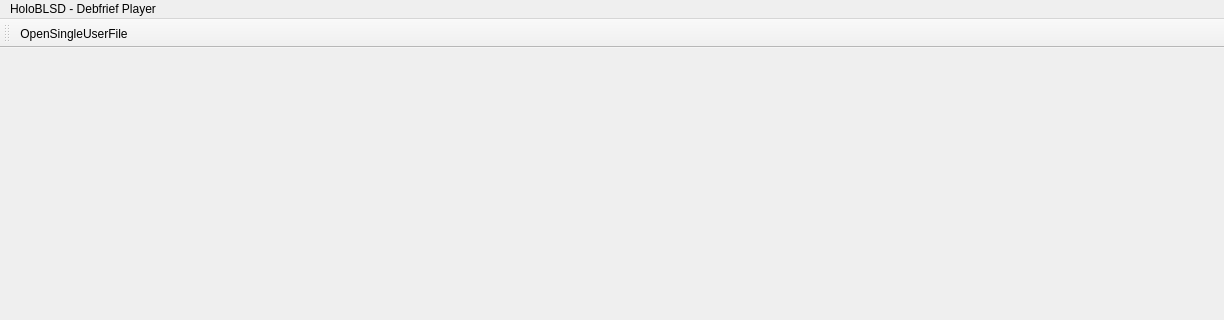
First picture: the form in HoloBLSD-DebriefTool/V2/HoloBLSD-DebriefVideoPlayer/mainwindow.ui, repository PlayDifferent90/HoloBLSD-Player, before the edit; both pictures show x 0 to 1224 and y 0 to 320 of the 1224 by 722 pixel window.
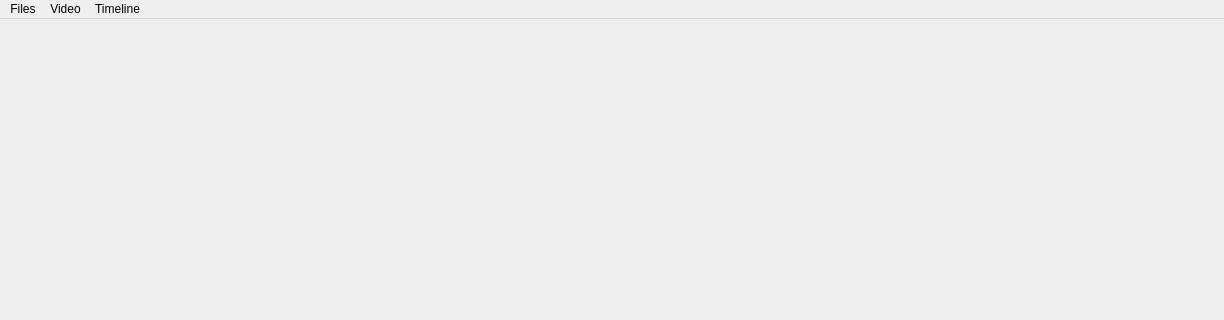
Second picture: the form after the edit.

Commit message: Menu created

```diff
--- a/HoloBLSD-DebriefTool/V2/HoloBLSD-DebriefVideoPlayer/mainwindow.ui
+++ b/HoloBLSD-DebriefTool/V2/HoloBLSD-DebriefVideoPlayer/mainwindow.ui
@@ -25,34 +25,38 @@
      <height>21</height>
     </rect>
    </property>
-   <widget class="QMenu" name="menuHoloBLSD_Debfrief_Player">
+   <widget class="QMenu" name="Files">
     <property name="title">
-     <string>HoloBLSD - Debfrief Player</string>
+     <string>Files</string>
     </property>
    </widget>
-   <addaction name="menuHoloBLSD_Debfrief_Player"/>
+   <widget class="QMenu" name="menuVideo">
+    <property name="title">
+     <string>Video</string>
+    </property>
+    <addaction name="actionPlay"/>
+    <addaction name="actionPause"/>
+    <addaction name="actionStop"/>
+    <addaction name="separator"/>
+    <addaction name="actionVolume_Down"/>
+    <addaction name="actionVolume_Up"/>
+    <addaction name="actionVolume_Mute"/>
+   </widget>
+   <widget class="QMenu" name="menuTimeline">
+    <property name="title">
+     <string>Timeline</string>
+    </property>
+    <addaction name="actionZoomIn"/>
+    <addaction name="actionZoomOut"/>
+   </widget>
+   <addaction name="Files"/>
+   <addaction name="menuVideo"/>
+   <addaction name="menuTimeline"/>
   </widget>
   <widget class="QStatusBar" name="statusbar"/>
-  <widget class="QToolBar" name="toolBar">
-   <property name="windowTitle">
-    <string>toolBar</string>
-   </property>
-   <attribute name="toolBarArea">
-    <enum>TopToolBarArea</enum>
-   </attribute>
-   <attribute name="toolBarBreak">
-    <bool>false</bool>
-   </attribute>
-   <addaction name="actionOpenSingleUserFile"/>
-  </widget>
-  <action name="actionOpenVideo">
-   <property name="text">
-    <string>OpenVideo</string>
-   </property>
-  </action>
   <action name="actionOpenSingleUserFile">
    <property name="text">
-    <string>OpenSingleUserFile</string>
+    <string>Open File</string>
    </property>
   </action>
   <action name="actionAddActvity">
```
Left out of the diff: 57 changed lines with no effect on the pictures. The commit also changes 8 other files.
